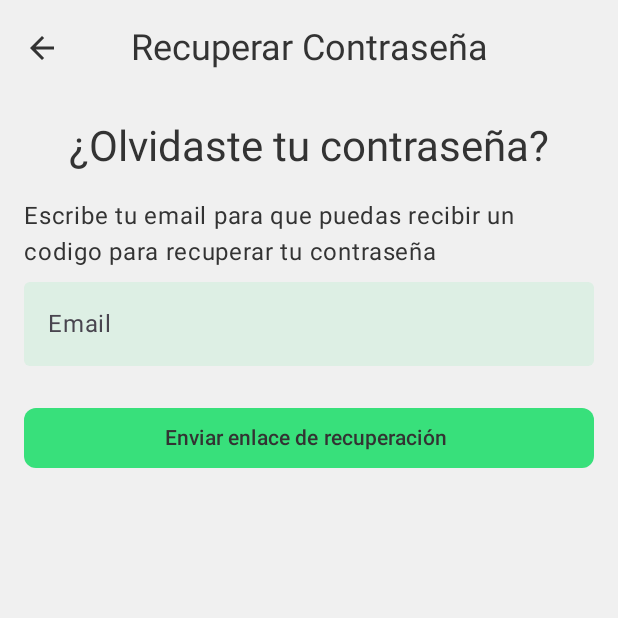
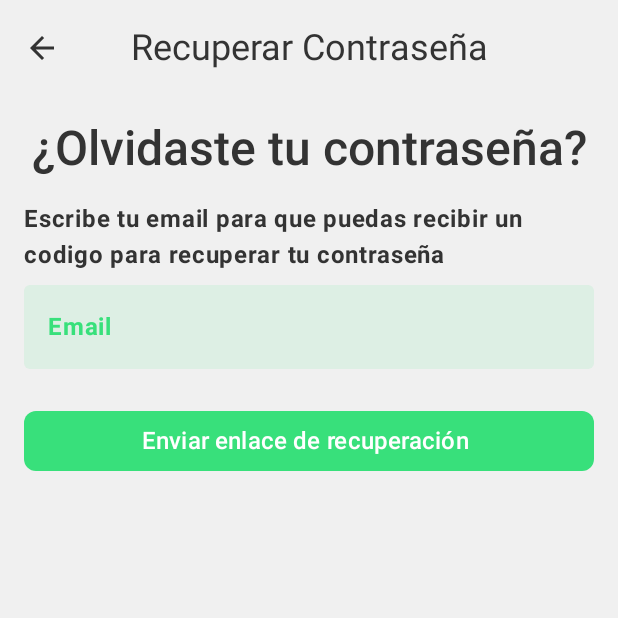
Before and after one commit to valdo0/FitnessApp, an Android app built with Jetpack Compose: the RecoverPasswordScreen screen opened through its navigation route, on a phone screen of 412 x 824 dp, the top half of it. Run offline under Robolectric (Android 15) with nearby library versions, the phone set to English and light mode, and no system bars.

Commit message:
se cambian estilos

```diff
--- a/app/src/main/java/com/example/fitnessapp/ui/auth/recoverPassword/RecoverPasswordScreen.kt
+++ b/app/src/main/java/com/example/fitnessapp/ui/auth/recoverPassword/RecoverPasswordScreen.kt
@@ -29,6 +29,7 @@ import androidx.compose.ui.Alignment
 import androidx.compose.ui.Modifier
 import androidx.compose.ui.graphics.Color
 import androidx.compose.ui.input.nestedscroll.nestedScroll
+import androidx.compose.ui.text.font.FontWeight
 import androidx.compose.ui.text.style.TextAlign
 import androidx.compose.ui.tooling.preview.Preview
 import androidx.compose.ui.unit.dp
@@ -74,7 +75,7 @@ fun RecoverPasswordScreen(navController: NavController, viewModel: RecoverPasswo
         ) {
             Text(
                 text = "¿Olvidaste tu contraseña?",
-                style = MaterialTheme.typography.headlineMedium,
+                style = MaterialTheme.typography.headlineLarge,
                 textAlign = TextAlign.Center,
                 modifier = Modifier.fillMaxWidth()
             )
@@ -82,11 +83,13 @@ fun RecoverPasswordScreen(navController: NavController, viewModel: RecoverPasswo
             Spacer(modifier = Modifier.height(16.dp))
             Text(
                 text = "Escribe tu email para que puedas recibir un codigo para recuperar tu contraseña"
+                        ,fontSize = MaterialTheme.typography.bodyLarge.fontSize
+                , fontWeight = FontWeight.Bold
             )
             OutlinedTextField(
                 value = state.email,
                 onValueChange = { viewModel.onEmailChange(it) },
-                label = { Text("Email") },
+                label = { Text("Email", color = MaterialTheme.colorScheme.primary, fontWeight = FontWeight.Bold) },
                 modifier = Modifier.fillMaxWidth(),
                 colors = OutlinedTextFieldDefaults.colors(
                     unfocusedContainerColor = MaterialTheme.colorScheme.primary.copy(alpha = 0.1f),
@@ -106,7 +109,7 @@ fun RecoverPasswordScreen(navController: NavController, viewModel: RecoverPasswo
                 modifier = Modifier.fillMaxWidth(),
                 shape = MaterialTheme.shapes.medium
             ) {
-                Text("Enviar enlace de recuperación ")
+                Text("Enviar enlace de recuperación ",color = MaterialTheme.colorScheme.onSecondary,fontSize = MaterialTheme.typography.bodyLarge.fontSize)
             }
         }
     }
```
